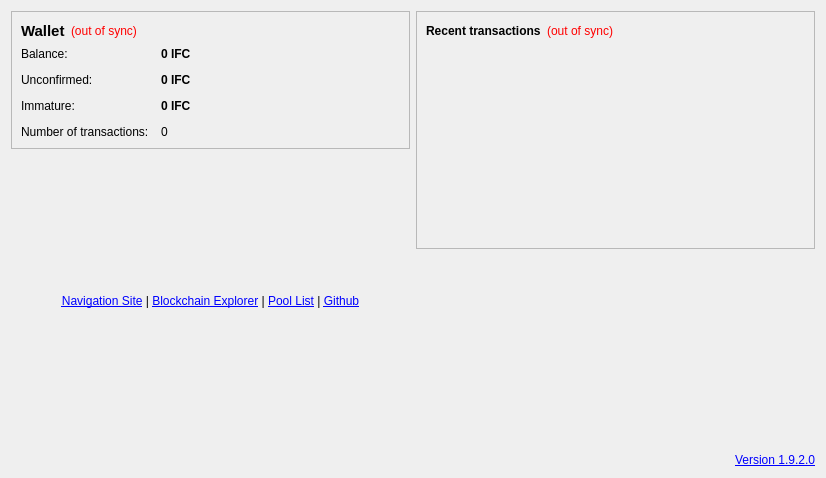
Qt form src/qt/forms/overviewpage.ui (infinitecoin/infinitecoin) before a commit.
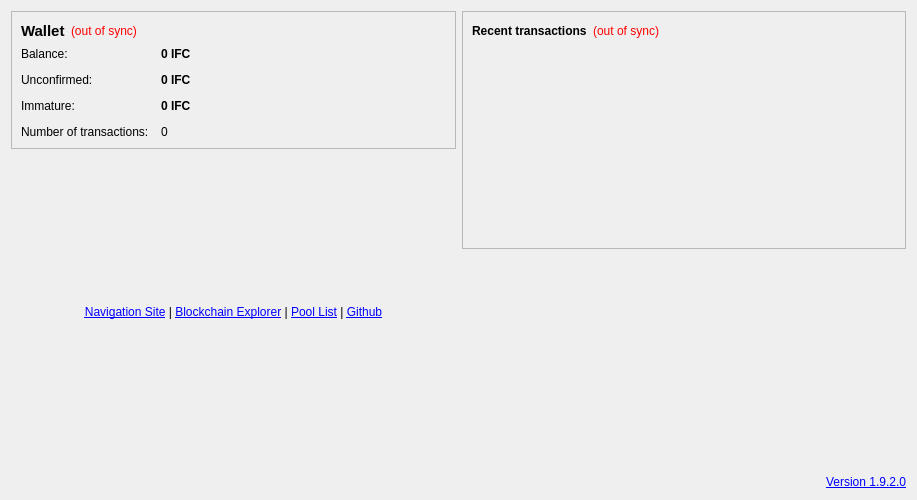
The same form after that commit. Icons and pictures are not drawn.

```diff
--- a/src/qt/forms/overviewpage.ui
+++ b/src/qt/forms/overviewpage.ui
@@ -6,8 +6,8 @@
    <rect>
     <x>0</x>
     <y>0</y>
-    <width>826</width>
-    <height>478</height>
+    <width>917</width>
+    <height>500</height>
    </rect>
   </property>
   <property name="windowTitle">
```
